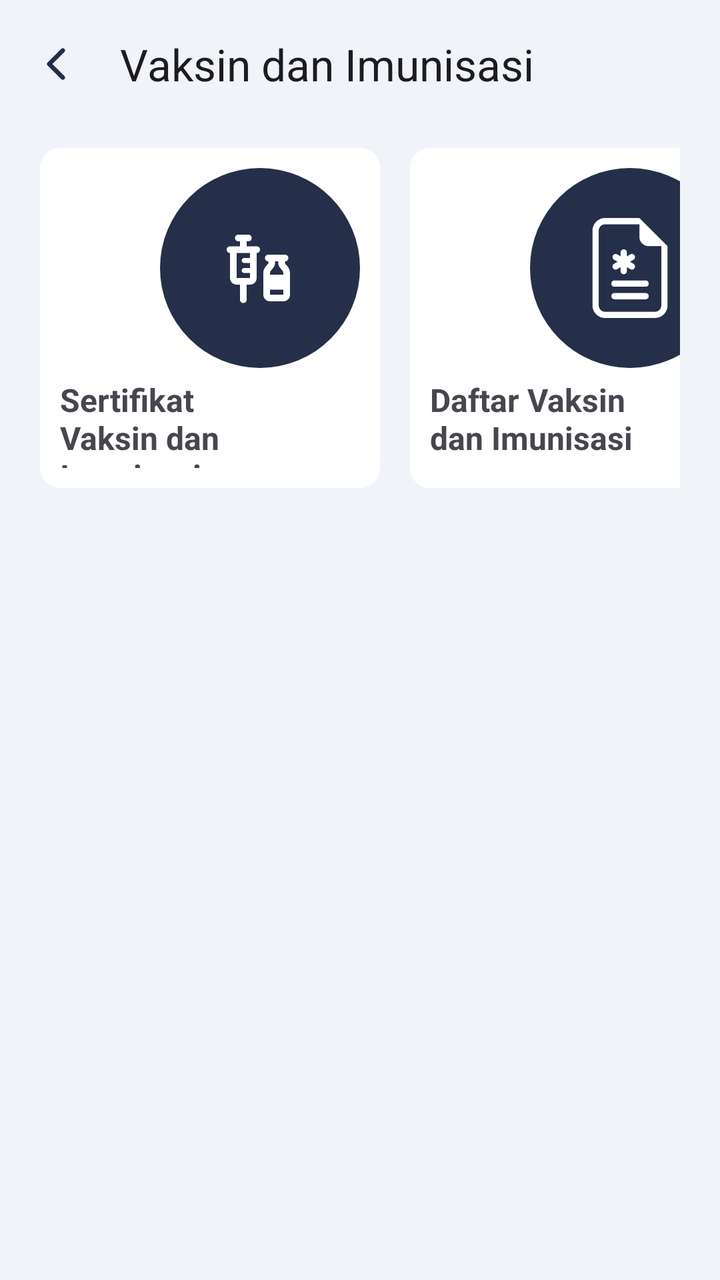
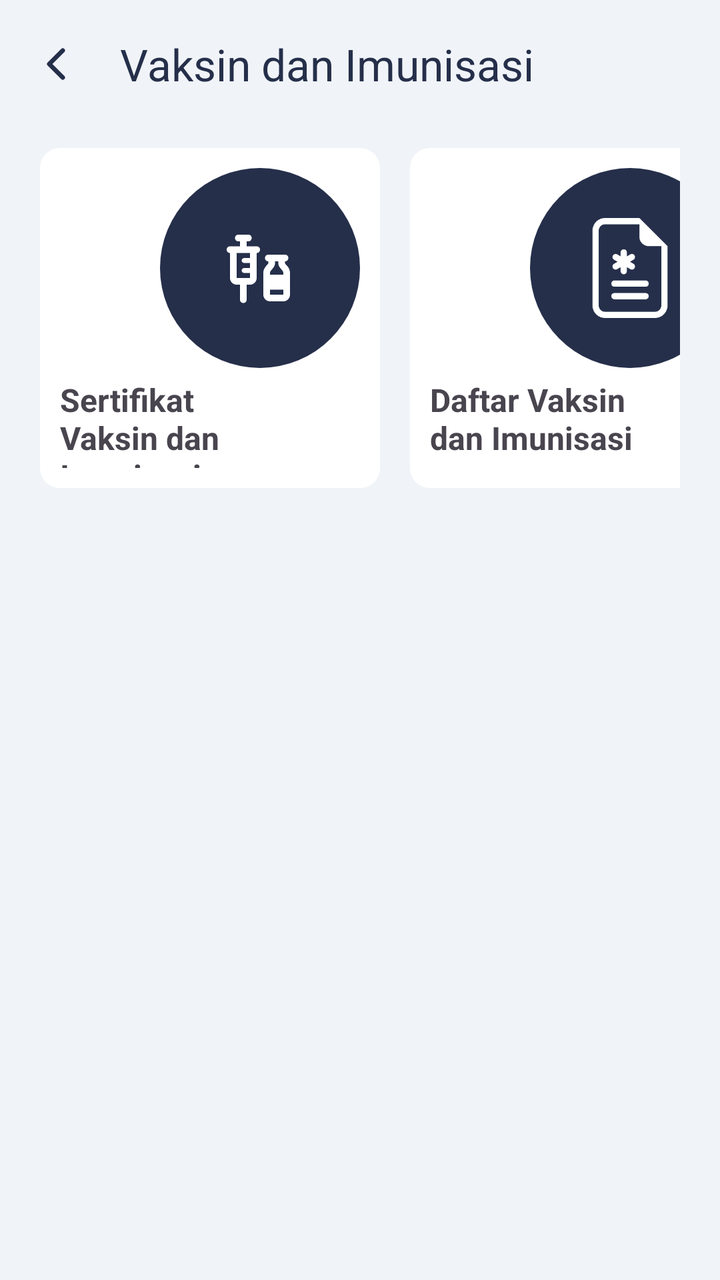

Screens rendered from an Android XML layout before and after an edit, with the pre-edit source and the edit as a unified diff.
<!-- AndroidManifest.xml: application theme Theme.PatientMobileApp -->
<!-- res/layout/activity_vaksin_imunisasi.xml -->
<?xml version="1.0" encoding="utf-8"?>
<androidx.constraintlayout.widget.ConstraintLayout xmlns:android="http://schemas.android.com/apk/res/android"
    xmlns:app="http://schemas.android.com/apk/res-auto"
    xmlns:tools="http://schemas.android.com/tools"
    android:id="@+id/main"
    android:layout_width="match_parent"
    android:layout_height="match_parent"
    android:background="@color/abu"
    tools:context=".KesehatanKehamilan">
    <androidx.appcompat.widget.Toolbar
        android:id="@+id/vaksin"
        android:layout_width="match_parent"
        android:layout_height="wrap_content"
        android:background="@color/abu"
        android:minHeight="?attr/actionBarSize"
        android:theme="?attr/actionBarTheme"
        app:layout_constraintEnd_toEndOf="parent"
        app:layout_constraintStart_toStartOf="parent"
        app:layout_constraintTop_toTopOf="parent"
        app:title="Vaksin dan Imunisasi"
        app:navigationIcon="@drawable/ion_chevron_back" />

    <LinearLayout
        android:layout_width="match_parent"
        android:layout_height="wrap_content"
        android:layout_marginTop="10dp"
        android:layout_marginHorizontal="20dp"
        android:orientation="horizontal"
        app:layout_constraintEnd_toEndOf="parent"
        app:layout_constraintStart_toStartOf="parent"
        app:layout_constraintTop_toBottomOf="@+id/vaksin">
        <LinearLayout
            android:padding="10dp"
            android:layout_width="170dp"
            android:layout_height="170dp"
            android:layout_marginRight="15dp"
            android:background="@drawable/shape_perfitur"
            android:orientation="vertical">

            <LinearLayout
                android:layout_width="100dp"
                android:layout_height="100dp"
                android:layout_gravity="end"
                android:background="@drawable/shape_circle">

                <ImageView
                    android:id="@+id/imageView34"
                    android:layout_width="wrap_content"
                    android:layout_height="40dp"
                    android:layout_gravity="center_vertical"
                    android:layout_weight="1"
                    app:srcCompat="@drawable/vaksin_imunisasi_putih" />
            </LinearLayout>

            <TextView
                android:layout_width="120dp"
                android:layout_height="wrap_content"
                android:layout_marginTop="5dp"
                android:text="Sertifikat Vaksin dan Imunisasi"
                android:textAlignment="textStart"
                android:textSize="16sp"
                android:textStyle="bold" />
        </LinearLayout>
        <LinearLayout
            android:padding="10dp"
            android:layout_width="170dp"
            android:layout_height="170dp"
            android:background="@drawable/shape_perfitur"
            android:orientation="vertical">

            <LinearLayout
                android:layout_width="100dp"
                android:layout_height="100dp"
                android:layout_gravity="end"
                android:background="@drawable/shape_circle">

                <ImageView
                    android:id="@+id/imageView39"
                    android:layout_width="wrap_content"
                    android:layout_height="wrap_content"
                    android:layout_gravity="center_vertical"
                    android:layout_weight="1"
                    app:srcCompat="@drawable/sertifikat_imunisasi_putih" />
            </LinearLayout>

            <TextView
                android:layout_width="120dp"
                android:layout_height="wrap_content"
                android:layout_marginTop="5dp"
                android:text="Daftar Vaksin dan Imunisasi"
                android:textAlignment="textStart"
                android:textSize="16sp"
                android:textStyle="bold" />
        </LinearLayout>
    </LinearLayout>
</androidx.constraintlayout.widget.ConstraintLayout>
<!-- resources referenced by this layout -->
<resources>
  <color name="abu">#F0F4F8</color>
  <!-- drawable ion_chevron_back (drawable) -->
  <vector xmlns:android="http://schemas.android.com/apk/res/android"
      android:width="24dp"
      android:height="24dp"
      android:viewportWidth="24"
      android:viewportHeight="24">
    <path
        android:pathData="M15.375,5.25L8.625,12L15.375,18.75"
        android:strokeLineJoin="round"
        android:strokeWidth="2.25"
        android:fillColor="#00000000"
        android:strokeColor="#252F4A"
        android:strokeLineCap="round"/>
  </vector>
  <!-- drawable sertifikat_imunisasi_putih: vector/xml drawable (drawable, 3455 chars, omitted) -->
  <!-- drawable shape_circle (drawable) -->
  <?xml version="1.0" encoding="utf-8"?>
  <shape android:shape="oval" xmlns:android="http://schemas.android.com/apk/res/android">
      <solid android:color="@color/biruTua"/>
      <size android:height="50dp" android:width="50dp"/>
  
  </shape>
  <!-- drawable shape_perfitur (drawable) -->
  <?xml version="1.0" encoding="utf-8"?>
  <shape xmlns:android="http://schemas.android.com/apk/res/android">
      <solid android:color="@color/white"/>
      <corners android:radius="10dp"/>
  
  </shape>
  <!-- drawable vaksin_imunisasi_putih: vector/xml drawable (drawable, 2511 chars, omitted) -->
  <style name="Theme.PatientMobileApp" parent="Base.Theme.PatientMobileApp" />
  <color name="biruTua">#252F4A</color>
  <color name="white">#FFFFFFFF</color>
  <style name="Base.Theme.PatientMobileApp" parent="Theme.Material3.DayNight.NoActionBar">
          
          <item name="colorPrimary">@color/biruTua</item>
      </style>
</resources>

<!-- the commit's change to res/layout/activity_vaksin_imunisasi.xml (unified diff, before → after) -->
@@ -13,11 +13,11 @@
         android:layout_height="wrap_content"
         android:background="@color/abu"
         android:minHeight="?attr/actionBarSize"
-        android:theme="?attr/actionBarTheme"
         app:layout_constraintEnd_toEndOf="parent"
         app:layout_constraintStart_toStartOf="parent"
         app:layout_constraintTop_toTopOf="parent"
         app:title="Vaksin dan Imunisasi"
+        app:titleTextColor="@color/biruTua"
         app:navigationIcon="@drawable/ion_chevron_back" />
 
     <LinearLayout
<!-- resource entries referenced after the edit -->
@@ -37,6 +37,9 @@
   <style name="Base.Theme.PatientMobileApp" parent="Theme.Material3.DayNight.NoActionBar">
           
           <item name="colorPrimary">@color/biruTua</item>
+          <item name="actionBarTheme">@style/ThemeOverlay.Material3.ActionBar</item>
+          <item name="android:windowBackground">@color/abu</item>
+          <item name="android:forceDarkAllowed" tools:targetApi="q">false</item>
       </style>
 </resources>
 
